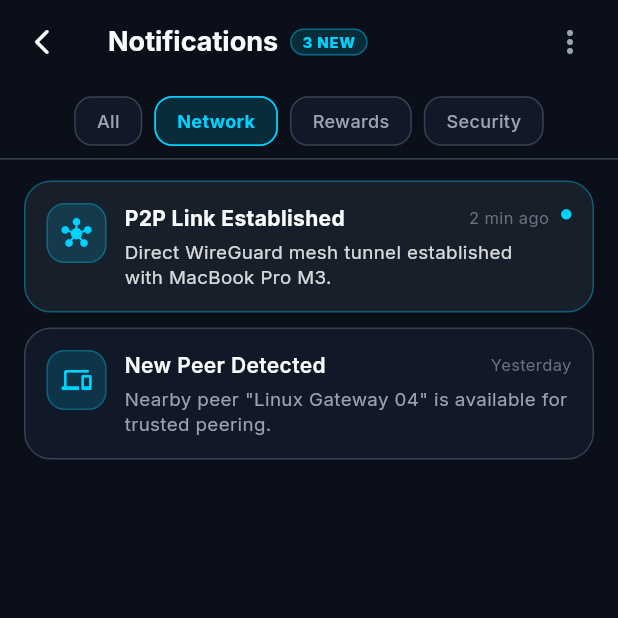
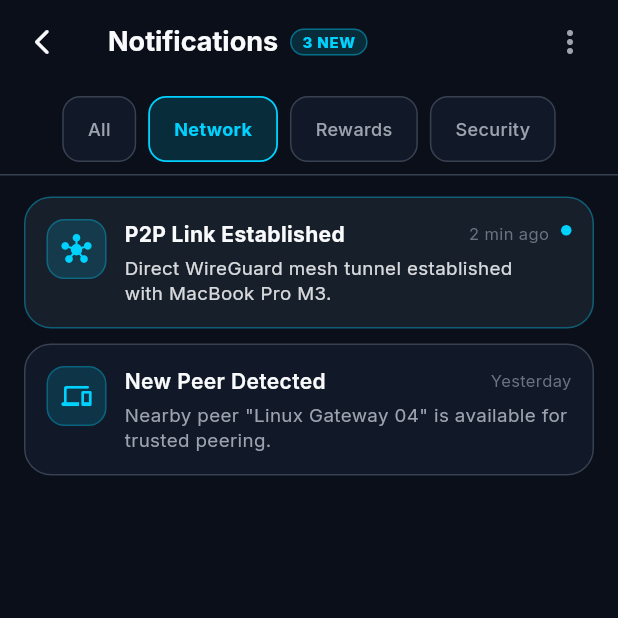
Before and after one commit to zoop-internet/zoopspot, a Flutter app: the NotificationsScreen screen opened by its route, after a tap on "Network", on a phone screen of 412 x 824 dp, the top half of it. Run offline on Flutter 3.47's test engine with Material 3 defaults, Android fonts, the phone set to English and light mode, and no system bars; our stand-ins replace flutter_riverpod, flutter_secure_storage, go_router, google_fonts; missing offline and left inert: cryptography; accounts and stored records are empty.

Commit message:
refactor(mobile): enhance accessibility, touch target constraints, and screen reader semantics on notifications screen

```diff
--- a/mobile/lib/features/notifications/presentation/screens/notifications_screen.dart
+++ b/mobile/lib/features/notifications/presentation/screens/notifications_screen.dart
@@ -126,10 +126,18 @@ class _NotificationsScreenState extends State<NotificationsScreen> {
       appBar: AppBar(
         backgroundColor: ZoopColors.background,
         elevation: 0,
-        leading: IconButton(
+        leading: Semantics(
+          button: true,
+          label: 'Back',
+          child: ConstrainedBox(
+            constraints: const BoxConstraints(minWidth: 48, minHeight: 48),
+            child: IconButton(
               icon: const Icon(Icons.arrow_back_ios_new_rounded, size: 20),
               color: ZoopColors.textPrimary,
               onPressed: () => Navigator.of(context).maybePop(),
+              tooltip: 'Back',
+            ),
+          ),
         ),
         title: Row(
           children: [
@@ -167,7 +175,12 @@ class _NotificationsScreenState extends State<NotificationsScreen> {
         ),
         actions: [
           if (_notifications.isNotEmpty)
-            PopupMenuButton<String>(
+            Semantics(
+              button: true,
+              label: 'Notification options',
+              child: ConstrainedBox(
+                constraints: const BoxConstraints(minWidth: 48, minHeight: 48),
+                child: PopupMenuButton<String>(
                   icon: const Icon(Icons.more_vert_rounded, color: ZoopColors.textSecondary),
                   color: ZoopColors.surfaceElevated,
                   shape: RoundedRectangleBorder(
@@ -200,6 +213,8 @@ class _NotificationsScreenState extends State<NotificationsScreen> {
                       ),
                     ),
                   ],
+                ),
+              ),
             ),
           const SizedBox(width: 8),
         ],
@@ -250,11 +265,18 @@ class _NotificationsScreenState extends State<NotificationsScreen> {
 
   Widget _buildFilterChip(String label, NotificationCategory category) {
     final isSelected = _selectedCategory == category;
-    return GestureDetector(
+    return Semantics(
+      button: true,
+      selected: isSelected,
+      label: 'Filter by $label notifications',
+      child: ConstrainedBox(
+        constraints: const BoxConstraints(minHeight: 44),
+        child: GestureDetector(
           onTap: () => setState(() => _selectedCategory = category),
           child: AnimatedContainer(
             duration: const Duration(milliseconds: 200),
-        padding: const EdgeInsets.symmetric(horizontal: 14, vertical: 7),
+            alignment: Alignment.center,
+            padding: const EdgeInsets.symmetric(horizontal: 16, vertical: 10),
             decoration: BoxDecoration(
               color: isSelected ? ZoopColors.primaryCyan.withValues(alpha: 0.15) : ZoopColors.surface,
               borderRadius: BorderRadius.circular(12),
@@ -272,19 +294,16 @@ class _NotificationsScreenState extends State<NotificationsScreen> {
               ),
             ),
           ),
+        ),
+      ),
     );
   }
 
   Widget _buildNotificationCard(NotificationItem item) {
-    return GestureDetector(
-      onTap: () {
-        setState(() {
-          item.isRead = true;
-        });
-        _showNotificationDetail(item);
-      },
+    return Semantics(
+      button: true,
+      label: '${item.title}, ${item.category.name}, ${item.time}. ${item.message}. ${item.isRead ? 'Read' : 'Unread'}. Tap to view notification details.',
       child: Container(
-        padding: const EdgeInsets.all(14),
         decoration: BoxDecoration(
           color: item.isRead ? ZoopColors.surface : ZoopColors.surfaceElevated.withValues(alpha: 0.6),
           borderRadius: BorderRadius.circular(18),
@@ -295,6 +314,18 @@ class _NotificationsScreenState extends State<NotificationsScreen> {
             width: 1.0,
           ),
         ),
+        child: Material(
+          color: Colors.transparent,
+          child: InkWell(
+            borderRadius: BorderRadius.circular(18),
+            onTap: () {
+              setState(() {
+                item.isRead = true;
+              });
+              _showNotificationDetail(item);
+            },
+            child: Padding(
+              padding: const EdgeInsets.all(14),
               child: Row(
                 crossAxisAlignment: CrossAxisAlignment.start,
                 children: [
@@ -364,6 +395,9 @@ class _NotificationsScreenState extends State<NotificationsScreen> {
                     ),
                   ],
                 ],
+              ),
+            ),
+          ),
         ),
       ),
     );
@@ -530,6 +564,11 @@ class _NotificationsScreenState extends State<NotificationsScreen> {
               Row(
                 children: [
                   Expanded(
+                    child: Semantics(
+                      button: true,
+                      label: 'Dismiss notification',
+                      child: ConstrainedBox(
+                        constraints: const BoxConstraints(minHeight: 48),
                         child: OutlinedButton(
                           style: OutlinedButton.styleFrom(
                             foregroundColor: ZoopColors.textSecondary,
@@ -541,9 +580,16 @@ class _NotificationsScreenState extends State<NotificationsScreen> {
                           child: const Text('Dismiss', style: TextStyle(fontWeight: FontWeight.w600)),
                         ),
                       ),
+                    ),
+                  ),
                   const SizedBox(width: 12),
                   Expanded(
                     flex: 2,
+                    child: Semantics(
+                      button: true,
+                      label: actionLabel,
+                      child: ConstrainedBox(
+                        constraints: const BoxConstraints(minHeight: 48),
                         child: ElevatedButton(
                           style: ElevatedButton.styleFrom(
                             backgroundColor: ZoopColors.primaryCyan,
@@ -558,6 +604,8 @@ class _NotificationsScreenState extends State<NotificationsScreen> {
                           ),
                         ),
                       ),
+                    ),
+                  ),
                 ],
               ),
             ],
```
Lines whose indentation alone changed are shown as unchanged.
